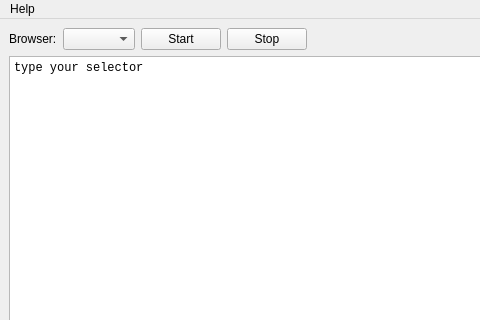
germaniumhq/germanium-selector-builder, file germaniumsb/MainWindow.ui: the form before one commit; both pictures show x 0 to 480 and y 0 to 320 of the 800 by 600 pixel window.
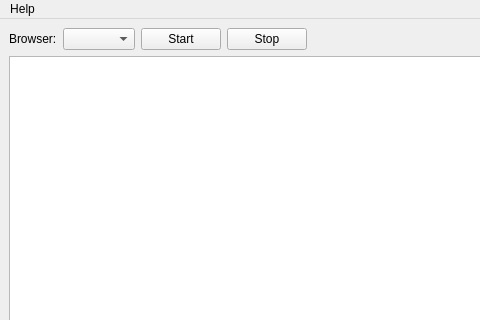
The form after the commit.

Diff of the .ui file:
```diff
--- a/germaniumsb/MainWindow.ui
+++ b/germaniumsb/MainWindow.ui
@@ -82,7 +82,7 @@
        </font>
       </property>
       <property name="plainText">
-       <string>type your selector</string>
+       <string/>
       </property>
      </widget>
     </item>
```
